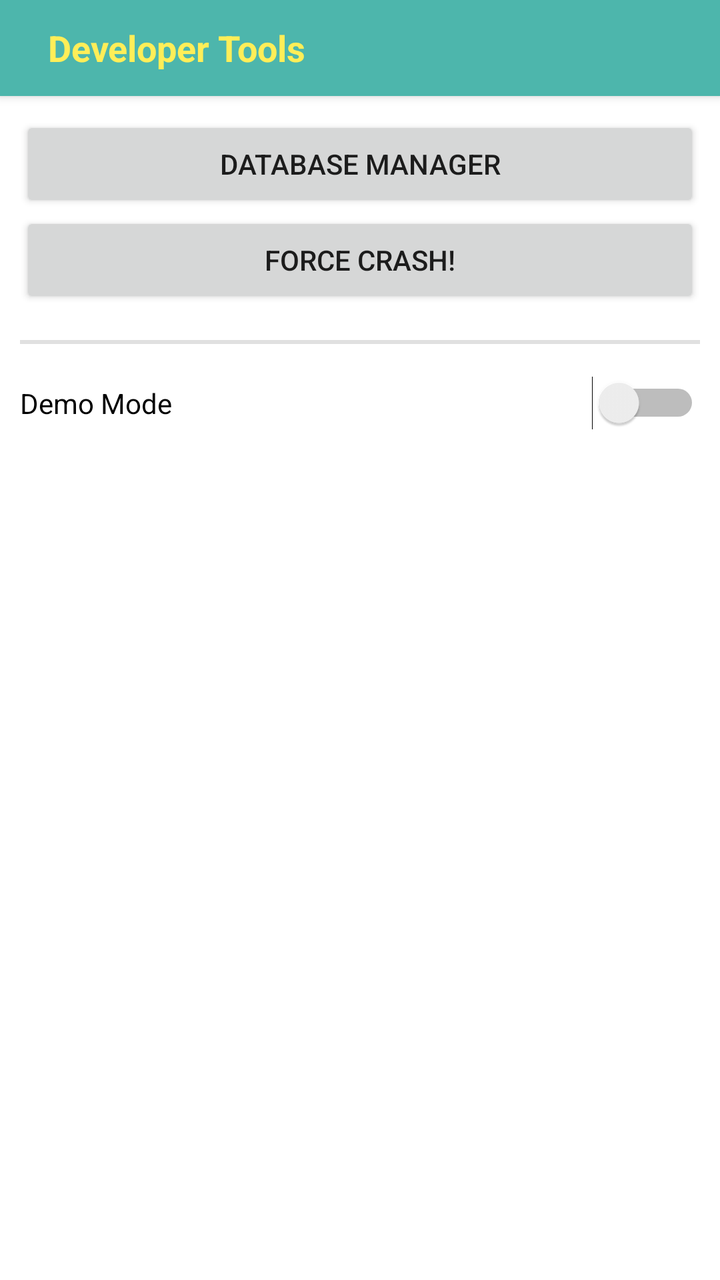
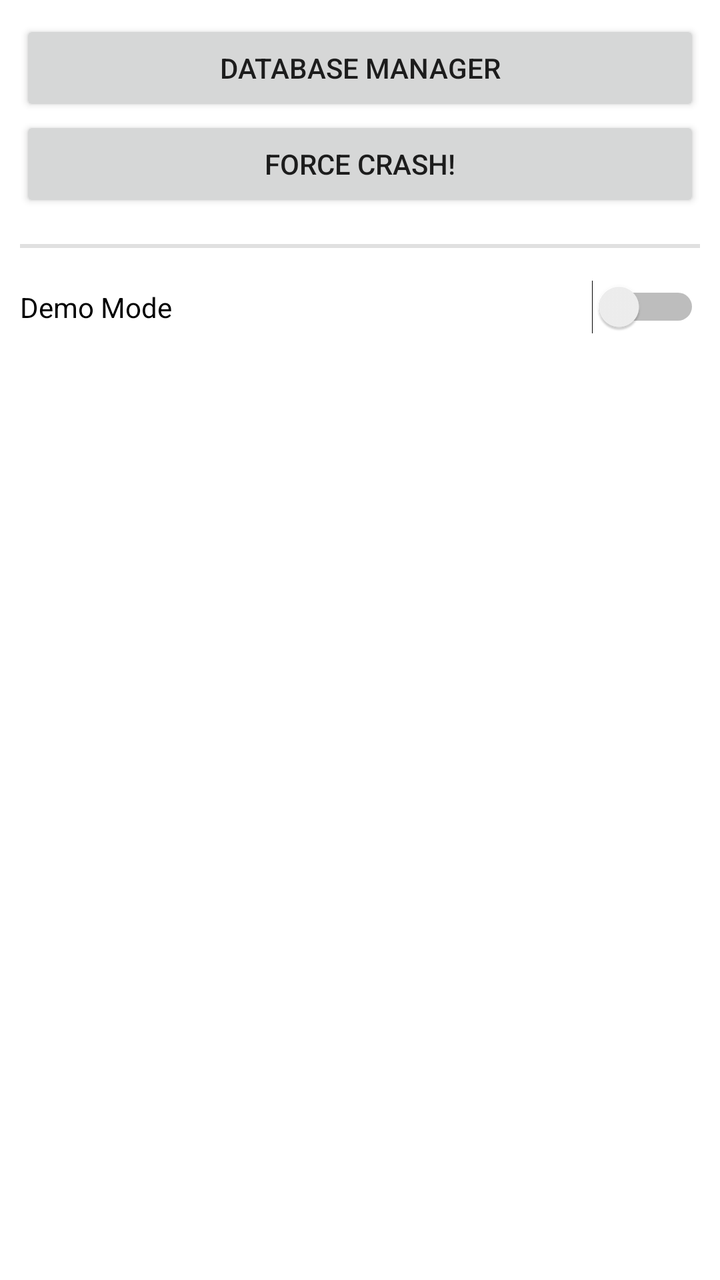

Before-and-after screenshots of an Android layout around one commit, followed by the original layout XML and the change that was made.
<!-- AndroidManifest.xml: application theme MyTheme.Light -->
<!-- res/layout/dialog_dev_tools.xml -->
<?xml version="1.0" encoding="utf-8"?>
<LinearLayout
    xmlns:android="http://schemas.android.com/apk/res/android"
    xmlns:tools="http://schemas.android.com/tools"
    android:layout_width="match_parent"
    android:layout_height="wrap_content"
    android:background="?attr/colorCardBackground"
    android:minHeight="224dp"
    android:minWidth="256dp"
    android:orientation="vertical"
    tools:context=".MainActivityFragment">

    
    <FrameLayout
        android:layout_width="match_parent"
        android:layout_height="48dp"
        android:background="?attr/colorSecondary"
        android:elevation="3dp"
        android:gravity="center_vertical">

        
        <TextView
            android:id="@+id/title"
            android:layout_width="wrap_content"
            android:layout_height="match_parent"
            android:layout_marginLeft="24dp"
            android:layout_marginStart="24dp"
            android:gravity="center_vertical"
            android:text="@string/title_dev_tools"
            android:textColor="#FFEE58"
            android:textSize="18sp"
            android:textStyle="bold"/>

    </FrameLayout>

    
    <LinearLayout
        android:layout_width="match_parent"
        android:layout_height="wrap_content"
        android:orientation="vertical"
        android:paddingBottom="@dimen/activity_horizontal_margin"
        android:paddingLeft="@dimen/activity_horizontal_margin"
        android:paddingRight="@dimen/activity_horizontal_margin"
        android:paddingTop="@dimen/activity_horizontal_margin">

        <Button
            android:id="@+id/database_manager"
            android:layout_width="match_parent"
            android:layout_height="wrap_content"
            android:text="Database Manager"/>

        <Button
            android:id="@+id/force_crash"
            android:layout_width="match_parent"
            android:layout_height="wrap_content"
            android:text="Force Crash!"/>

        
        <View
            android:layout_width="match_parent"
            android:layout_height="2dp"
            android:layout_marginBottom="16dp"
            android:layout_marginTop="16dp"
            android:background="@color/grey_300"/>

        <Switch
            android:id="@+id/demo_mode"
            android:layout_width="match_parent"
            android:layout_height="wrap_content"
            android:text="Demo Mode"/>


    </LinearLayout>

</LinearLayout>
<!-- resources referenced by this layout -->
<resources>
  <color name="grey_300" type="color">#E0E0E0</color>
  <dimen name="activity_horizontal_margin">4dp</dimen>
  <string name="title_dev_tools">Developer Tools</string>
  <style name="MyTheme.Light" parent="@style/Theme.AppCompat.Light.NoActionBar">
          
          
          <item name="colorPrimary">@color/colorPrimary</item>
          <item name="colorPrimaryDark">@color/colorPrimaryDark</item>
          <item name="colorSecondary">@color/colorSecondary</item>
          <item name="colorSecondaryDark">@color/colorSecondaryDark</item>
          <item name="colorTextTitle">@color/colorTextTitle</item>
          
          <item name="colorFlatButtons">@color/colorFlatButtons</item>
          <item name="colorFloatingActionButton">@color/colorFloatingActionButton</item>
          <item name="colorTabIndicator">@color/colorTabIndicator</item>
          <item name="colorCardBackground">@color/colorCardBackground</item>
          <item name="colorNavigationDrawerBackground">@color/colorNavigationDrawerBackground</item>
      </style>
  <color name="colorPrimary" type="color">#4285F4</color>
  <color name="colorPrimaryDark" type="color">#3367D6</color>
  <color name="colorSecondary" type="color">@color/deep_teal_300</color>
  <color name="colorSecondaryDark" type="color">@color/deep_teal_500</color>
  <color name="colorTextTitle" type="color">#FFEE58</color>
  <color name="colorFlatButtons" type="color">@color/pink_A200</color>
  <color name="colorFloatingActionButton" type="color">@color/amber_A700</color>
  <color name="colorTabIndicator" type="color">@color/amber_A700</color>
  <color name="colorCardBackground" type="color">#FFF</color>
  <color name="colorNavigationDrawerBackground" type="color">#FAFAFA</color>
  <color name="deep_teal_300" type="color">#4DB6AC</color>
  <color name="deep_teal_500" type="color">#009688</color>
  <color name="pink_A200" type="color">#FF4081</color>
  <color name="amber_A700" type="color">#FFAB00</color>
</resources>

<!-- the commit's change to res/layout/dialog_dev_tools.xml (unified diff, before → after) -->
@@ -5,43 +5,23 @@
     android:layout_width="match_parent"
     android:layout_height="wrap_content"
     android:background="?attr/colorCardBackground"
-    android:minHeight="224dp"
-    android:minWidth="256dp"
+    android:minHeight="200dp"
+    android:minWidth="232dp"
     android:orientation="vertical"
     tools:context=".MainActivityFragment">
 
     
-    <FrameLayout
-        android:layout_width="match_parent"
-        android:layout_height="48dp"
-        android:background="?attr/colorSecondary"
-        android:elevation="3dp"
-        android:gravity="center_vertical">
-
-        
-        <TextView
-            android:id="@+id/title"
-            android:layout_width="wrap_content"
-            android:layout_height="match_parent"
-            android:layout_marginLeft="24dp"
-            android:layout_marginStart="24dp"
-            android:gravity="center_vertical"
-            android:text="@string/title_dev_tools"
-            android:textColor="#FFEE58"
-            android:textSize="18sp"
-            android:textStyle="bold"/>
-
-    </FrameLayout>
+    
 
     
     <LinearLayout
         android:layout_width="match_parent"
         android:layout_height="wrap_content"
         android:orientation="vertical"
-        android:paddingBottom="@dimen/activity_horizontal_margin"
-        android:paddingLeft="@dimen/activity_horizontal_margin"
-        android:paddingRight="@dimen/activity_horizontal_margin"
-        android:paddingTop="@dimen/activity_horizontal_margin">
+        android:paddingBottom="10dp"
+        android:paddingLeft="10dp"
+        android:paddingRight="10dp"
+        android:paddingTop="10dp">
 
         <Button
             android:id="@+id/database_manager"
<!-- resource entries referenced after the edit -->
@@ -1,8 +1,6 @@
 <!-- resources referenced by this layout -->
 <resources>
   <color name="grey_300" type="color">#E0E0E0</color>
-  <dimen name="activity_horizontal_margin">4dp</dimen>
-  <string name="title_dev_tools">Developer Tools</string>
   <style name="MyTheme.Light" parent="@style/Theme.AppCompat.Light.NoActionBar">
           
           
